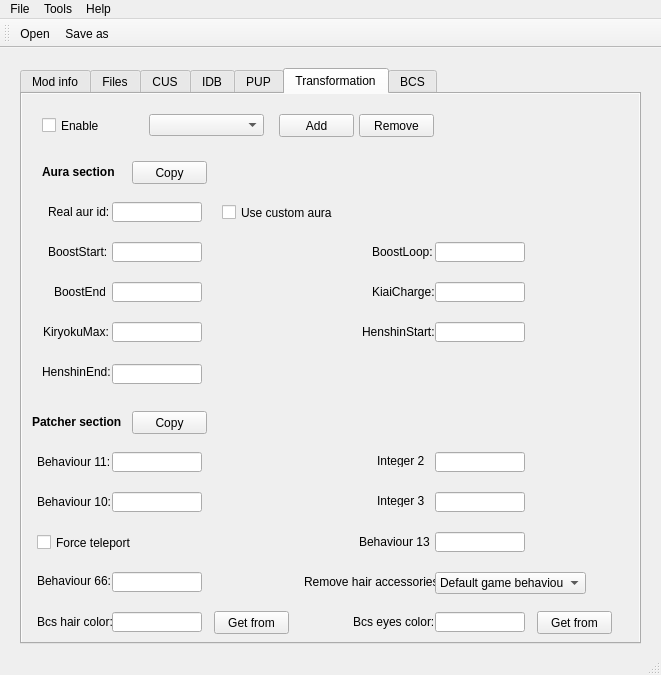
This is mainwindow.ui in eterniti/xv2skillcreat as Qt 5 draws it before an edit. The edited form follows.
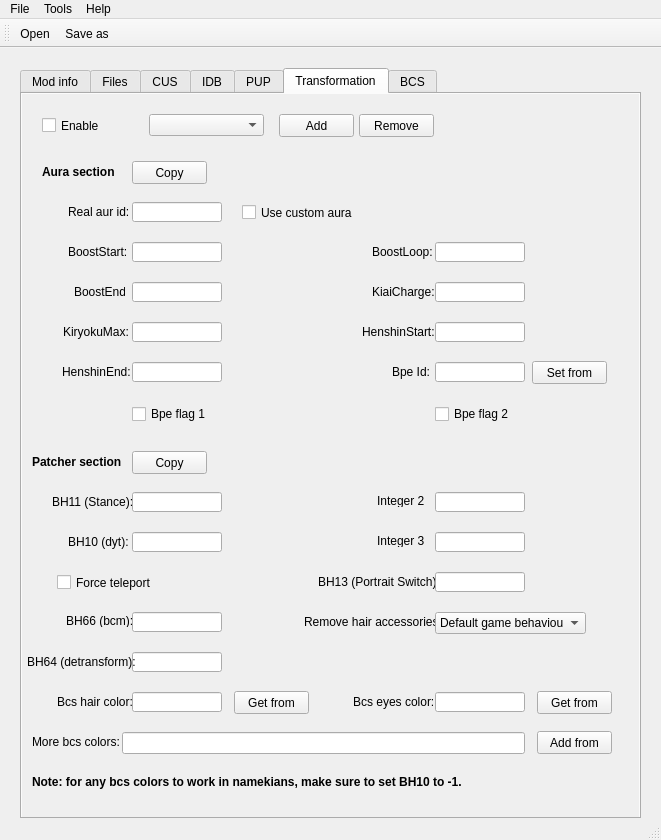
This is the edited form. The open tabs and pages were chosen to show the change.

```diff
--- a/mainwindow.ui
+++ b/mainwindow.ui
@@ -7,7 +7,7 @@
     <x>0</x>
     <y>0</y>
     <width>661</width>
-    <height>675</height>
+    <height>840</height>
    </rect>
   </property>
   <property name="windowTitle">
@@ -20,7 +20,7 @@
       <x>20</x>
       <y>20</y>
       <width>621</width>
-      <height>576</height>
+      <height>751</height>
      </rect>
     </property>
     <property name="autoFillBackground">
@@ -2831,7 +2831,7 @@
       <property name="geometry">
        <rect>
         <x>10</x>
-        <y>320</y>
+        <y>360</y>
         <width>101</width>
         <height>16</height>
        </rect>
@@ -2863,7 +2863,7 @@
       <property name="geometry">
        <rect>
         <x>110</x>
-        <y>317</y>
+        <y>357</y>
         <width>75</width>
         <height>23</height>
        </rect>
@@ -2881,7 +2881,7 @@
      <widget class="QLabel" name="label_87">
       <property name="geometry">
        <rect>
-        <x>26</x>
+        <x>46</x>
         <y>110</y>
         <width>61</width>
         <height>16</height>
@@ -2894,7 +2894,7 @@
      <widget class="QLineEdit" name="auraIdEdit">
       <property name="geometry">
        <rect>
-        <x>90</x>
+        <x>110</x>
         <y>108</y>
         <width>90</width>
         <height>20</height>
@@ -2904,7 +2904,7 @@
      <widget class="QCheckBox" name="auraCustomCheck">
       <property name="geometry">
        <rect>
-        <x>200</x>
+        <x>220</x>
         <y>110</y>
         <width>111</width>
         <height>17</height>
@@ -2917,7 +2917,7 @@
      <widget class="QLabel" name="label_88">
       <property name="geometry">
        <rect>
-        <x>26</x>
+        <x>46</x>
         <y>150</y>
         <width>61</width>
         <height>16</height>
@@ -2930,7 +2930,7 @@
      <widget class="QLineEdit" name="auraEf0Edit">
       <property name="geometry">
        <rect>
-        <x>90</x>
+        <x>110</x>
         <y>148</y>
         <width>90</width>
         <height>20</height>
@@ -2940,7 +2940,7 @@
      <widget class="QLabel" name="label_89">
       <property name="geometry">
        <rect>
-        <x>32</x>
+        <x>52</x>
         <y>190</y>
         <width>51</width>
         <height>16</height>
@@ -2953,7 +2953,7 @@
      <widget class="QLineEdit" name="auraEf2Edit">
       <property name="geometry">
        <rect>
-        <x>90</x>
+        <x>110</x>
         <y>188</y>
         <width>90</width>
         <height>20</height>
@@ -2963,7 +2963,7 @@
      <widget class="QLabel" name="label_90">
       <property name="geometry">
        <rect>
-        <x>21</x>
+        <x>41</x>
         <y>230</y>
         <width>71</width>
         <height>16</height>
@@ -2976,7 +2976,7 @@
      <widget class="QLineEdit" name="auraEf4Edit">
       <property name="geometry">
        <rect>
-        <x>90</x>
+        <x>110</x>
         <y>228</y>
         <width>90</width>
         <height>20</height>
@@ -2986,7 +2986,7 @@
      <widget class="QLabel" name="label_91">
       <property name="geometry">
        <rect>
-        <x>20</x>
+        <x>40</x>
         <y>270</y>
         <width>71</width>
         <height>16</height>
@@ -2999,8 +2999,8 @@
      <widget class="QLineEdit" name="auraEf6Edit">
       <property name="geometry">
        <rect>
-        <x>90</x>
-        <y>270</y>
+        <x>110</x>
+        <y>268</y>
         <width>90</width>
         <height>20</height>
        </rect>
@@ -3078,21 +3078,21 @@
      <widget class="QLabel" name="label_95">
       <property name="geometry">
        <rect>
-        <x>15</x>
-        <y>360</y>
+        <x>30</x>
+        <y>400</y>
         <width>81</width>
         <height>16</height>
        </rect>
       </property>
       <property name="text">
-       <string>Behaviour 11:</string>
+       <string>BH11 (Stance):</string>
       </property>
      </widget>
      <widget class="QLineEdit" name="auraBH11Edit">
       <property name="geometry">
        <rect>
-        <x>90</x>
-        <y>358</y>
+        <x>110</x>
+        <y>398</y>
         <width>90</width>
         <height>20</height>
        </rect>
@@ -3102,7 +3102,7 @@
       <property name="geometry">
        <rect>
         <x>355</x>
-        <y>360</y>
+        <y>400</y>
         <width>47</width>
         <height>13</height>
        </rect>
@@ -3115,7 +3115,7 @@
       <property name="geometry">
        <rect>
         <x>413</x>
-        <y>358</y>
+        <y>398</y>
         <width>90</width>
         <height>20</height>
        </rect>
@@ -3124,21 +3124,21 @@
      <widget class="QLabel" name="label_97">
       <property name="geometry">
        <rect>
-        <x>15</x>
-        <y>400</y>
+        <x>46</x>
+        <y>440</y>
         <width>81</width>
         <height>16</height>
        </rect>
       </property>
       <property name="text">
-       <string>Behaviour 10:</string>
+       <string>BH10 (dyt):</string>
       </property>
      </widget>
      <widget class="QLineEdit" name="auraBH10Edit">
       <property name="geometry">
        <rect>
-        <x>90</x>
-        <y>398</y>
+        <x>110</x>
+        <y>438</y>
         <width>90</width>
         <height>20</height>
        </rect>
@@ -3148,7 +3148,7 @@
       <property name="geometry">
        <rect>
         <x>413</x>
-        <y>398</y>
+        <y>438</y>
         <width>90</width>
         <height>20</height>
        </rect>
@@ -3158,7 +3158,7 @@
       <property name="geometry">
        <rect>
         <x>355</x>
-        <y>400</y>
+        <y>440</y>
         <width>47</width>
         <height>13</height>
        </rect>
@@ -3170,8 +3170,8 @@
      <widget class="QCheckBox" name="auraTeleportCheck">
       <property name="geometry">
        <rect>
-        <x>15</x>
-        <y>440</y>
+        <x>35</x>
+        <y>480</y>
         <width>121</width>
         <height>17</height>
        </rect>
@@ -3183,21 +3183,21 @@
      <widget class="QLabel" name="label_99">
       <property name="geometry">
        <rect>
-        <x>337</x>
-        <y>440</y>
-        <width>71</width>
+        <x>296</x>
+        <y>480</y>
+        <width>121</width>
         <height>16</height>
        </rect>
       </property>
       <property name="text">
-       <string>Behaviour 13:</string>
+       <string>BH13 (Portrait Switch):</string>
       </property>
      </widget>
      <widget class="QLineEdit" name="auraBH13Edit">
       <property name="geometry">
        <rect>
         <x>413</x>
-        <y>438</y>
+        <y>478</y>
         <width>90</width>
         <height>20</height>
        </rect>
@@ -3206,21 +3206,21 @@
      <widget class="QLabel" name="label_29">
       <property name="geometry">
        <rect>
-        <x>15</x>
-        <y>480</y>
+        <x>44</x>
+        <y>520</y>
         <width>81</width>
         <height>13</height>
        </rect>
       </property>
       <property name="text">
-       <string>Behaviour 66:</string>
+       <string>BH66 (bcm):</string>
       </property>
      </widget>
      <widget class="QLineEdit" name="auraBH66Edit">
       <property name="geometry">
        <rect>
-        <x>90</x>
-        <y>478</y>
+        <x>110</x>
+        <y>518</y>
         <width>90</width>
         <height>20</height>
        </rect>
@@ -3229,8 +3229,8 @@
      <widget class="QLabel" name="label_102">
       <property name="geometry">
        <rect>
-        <x>15</x>
-        <y>520</y>
+        <x>35</x>
+        <y>600</y>
         <width>81</width>
         <height>16</height>
        </rect>
@@ -3242,8 +3242,8 @@
      <widget class="QLineEdit" name="auraHairColorEdit">
       <property name="geometry">
        <rect>
-        <x>90</x>
-        <y>518</y>
+        <x>110</x>
+        <y>598</y>
         <width>90</width>
         <height>20</height>
        </rect>
@@ -3252,8 +3252,8 @@
      <widget class="QToolButton" name="auraGetHairColorButton">
       <property name="geometry">
        <rect>
-        <x>192</x>
-        <y>517</y>
+        <x>212</x>
+        <y>597</y>
         <width>75</width>
         <height>23</height>
        </rect>
@@ -3272,7 +3272,7 @@
       <property name="geometry">
        <rect>
         <x>282</x>
-        <y>480</y>
+        <y>520</y>
         <width>141</width>
         <height>16</height>
        </rect>
@@ -3285,7 +3285,7 @@
       <property name="geometry">
        <rect>
         <x>413</x>
-        <y>478</y>
+        <y>518</y>
         <width>151</width>
         <height>22</height>
        </rect>
@@ -3310,7 +3310,7 @@
       <property name="geometry">
        <rect>
         <x>331</x>
-        <y>520</y>
+        <y>600</y>
         <width>91</width>
         <height>16</height>
        </rect>
@@ -3323,7 +3323,7 @@
       <property name="geometry">
        <rect>
         <x>413</x>
-        <y>518</y>
+        <y>598</y>
         <width>90</width>
         <height>20</height>
        </rect>
@@ -3333,7 +3333,7 @@
       <property name="geometry">
        <rect>
         <x>515</x>
-        <y>517</y>
+        <y>597</y>
         <width>75</width>
         <height>23</height>
        </rect>
@@ -3348,6 +3348,152 @@
        <enum>Qt::ToolButtonTextOnly</enum>
       </property>
      </widget>
+     <widget class="QLineEdit" name="auraMoreColorsEdit">
+      <property name="geometry">
+       <rect>
+        <x>100</x>
+        <y>638</y>
+        <width>403</width>
+        <height>22</height>
+       </rect>
+      </property>
+     </widget>
+     <widget class="QLabel" name="label_109">
+      <property name="geometry">
+       <rect>
+        <x>10</x>
+        <y>640</y>
+        <width>91</width>
+        <height>16</height>
+       </rect>
+      </property>
+      <property name="text">
+       <string>More bcs colors:</string>
+      </property>
+     </widget>
+     <widget class="QToolButton" name="auraAddMoreColorButton">
+      <property name="geometry">
+       <rect>
+        <x>515</x>
+        <y>637</y>
+        <width>75</width>
+        <height>23</height>
+       </rect>
+      </property>
+      <property name="text">
+       <string>Add from</string>
+      </property>
+      <property name="popupMode">
+       <enum>QToolButton::InstantPopup</enum>
+      </property>
+      <property name="toolButtonStyle">
+       <enum>Qt::ToolButtonTextOnly</enum>
+      </property>
+     </widget>
+     <widget class="QLineEdit" name="auraBpeEdit">
+      <property name="geometry">
+       <rect>
+        <x>413</x>
+        <y>268</y>
+        <width>90</width>
+        <height>20</height>
+       </rect>
+      </property>
+     </widget>
+     <widget class="QLabel" name="label_110">
+      <property name="geometry">
+       <rect>
+        <x>370</x>
+        <y>270</y>
+        <width>41</width>
+        <height>16</height>
+       </rect>
+      </property>
+      <property name="text">
+       <string>Bpe Id:</string>
+      </property>
+     </widget>
+     <widget class="QCheckBox" name="auraBpeFlag1Check">
+      <property name="geometry">
+       <rect>
+        <x>110</x>
+        <y>310</y>
+        <width>81</width>
+        <height>20</height>
+       </rect>
+      </property>
+      <property name="text">
+       <string>Bpe flag 1</string>
+      </property>
+     </widget>
+     <widget class="QCheckBox" name="auraBpeFlag2Check">
+      <property name="geometry">
+       <rect>
+        <x>413</x>
+        <y>310</y>
+        <width>81</width>
+        <height>20</height>
+       </rect>
+      </property>
+      <property name="text">
+       <string>Bpe flag 2</string>
+      </property>
+     </widget>
+     <widget class="QToolButton" name="aurBpeButton">
+      <property name="geometry">
+       <rect>
+        <x>510</x>
+        <y>267</y>
+        <width>75</width>
+        <height>23</height>
+       </rect>
+      </property>
+      <property name="text">
+       <string>Set from</string>
+      </property>
+      <property name="popupMode">
+       <enum>QToolButton::InstantPopup</enum>
+      </property>
+      <property name="toolButtonStyle">
+       <enum>Qt::ToolButtonTextOnly</enum>
+      </property>
+     </widget>
+     <widget class="QLineEdit" name="auraBH64Edit">
+      <property name="geometry">
+       <rect>
+        <x>110</x>
+        <y>558</y>
+        <width>90</width>
+        <height>20</height>
+       </rect>
+      </property>
+     </widget>
+     <widget class="QLabel" name="label_111">
+      <property name="geometry">
+       <rect>
+        <x>5</x>
+        <y>560</y>
+        <width>111</width>
+        <height>16</height>
+       </rect>
+      </property>
+      <property name="text">
+       <string>BH64 (detransform):</string>
+      </property>
+     </widget>
+     <widget class="QLabel" name="label_112">
+      <property name="geometry">
+       <rect>
+        <x>10</x>
+        <y>680</y>
+        <width>501</width>
+        <height>16</height>
+       </rect>
+      </property>
+      <property name="text">
+       <string>&lt;html&gt;&lt;head/&gt;&lt;body&gt;&lt;p&gt;&lt;span style=&quot; font-weight:700;&quot;&gt;Note: for any bcs colors to work in namekians, make sure to set BH10 to -1.&lt;/span&gt;&lt;/p&gt;&lt;/body&gt;&lt;/html&gt;</string>
+      </property>
+     </widget>
     </widget>
     <widget class="QWidget" name="bcsTab">
      <property name="autoFillBackground">
```
Left out of the diff: 233 changed lines with no effect on the pictures.
